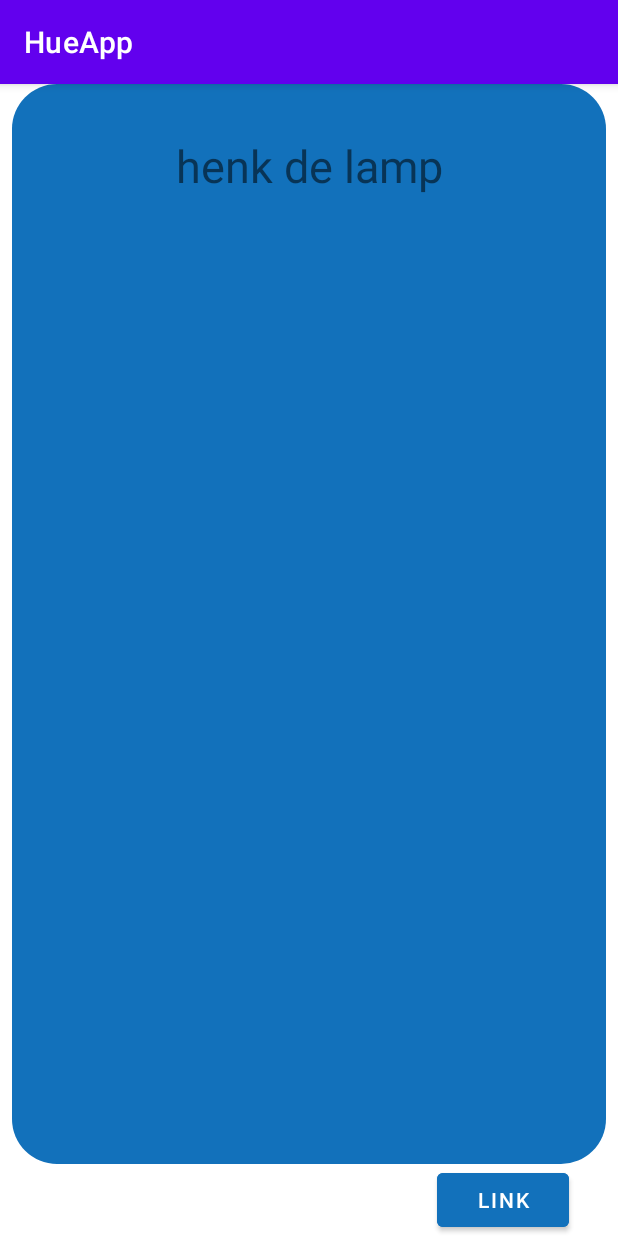
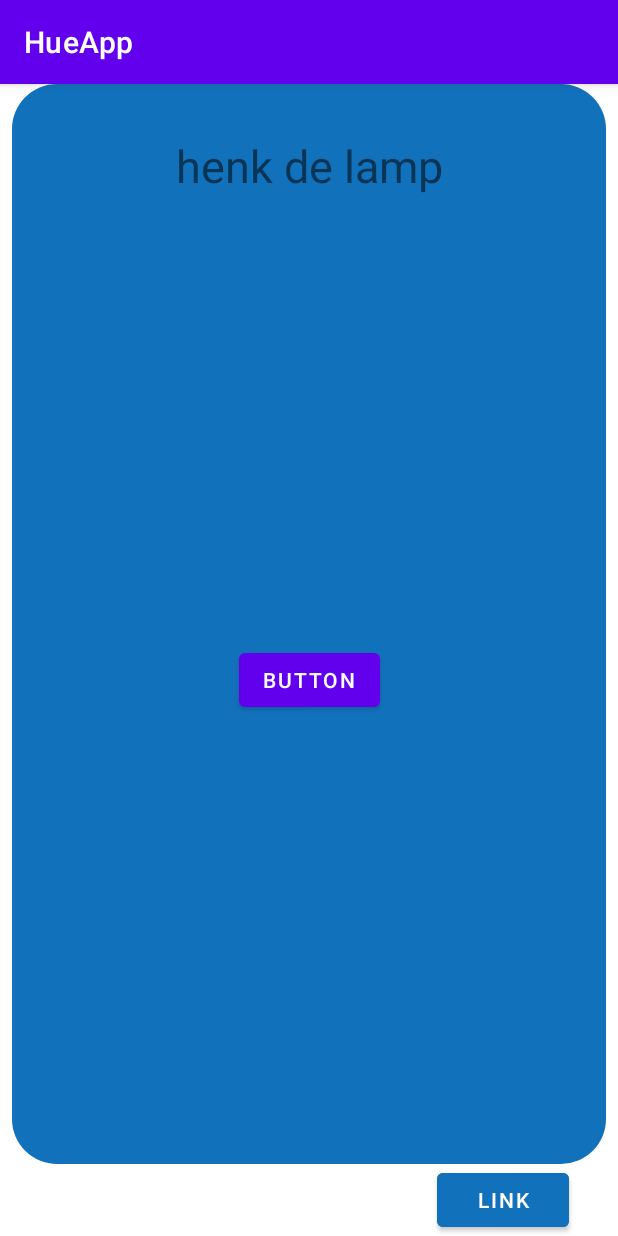
Before and after one commit to TONI330/TDMD-Opdracht-Hue-app, an Android app: the screen it shows after launch (MainActivity), after a tap on "henk de lamp", on a phone screen of 412 x 824 dp. Run offline under Robolectric (Android 15) with nearby library versions, the phone set to English and light mode, and no system bars; our stand-ins replace Volley; network calls fail.

Commit message:
git poep, shit gefixt

```diff
--- a/HueApp/app/src/main/java/com/example/hueapp/DetailFragment.java
+++ b/HueApp/app/src/main/java/com/example/hueapp/DetailFragment.java
@@ -34,8 +34,6 @@ public class DetailFragment extends Fragment {
 
     }
 
-
-
     @Override
     public void onCreate(@Nullable Bundle savedInstanceState) {
         super.onCreate(savedInstanceState);
--- a/HueApp/app/src/main/java/com/example/hueapp/HueApiManager.java
+++ b/HueApp/app/src/main/java/com/example/hueapp/HueApiManager.java
@@ -2,13 +2,14 @@ package com.example.hueapp;
 
 import android.content.Context;
 import android.util.Log;
+import android.widget.EditText;
 import android.widget.Toast;
 
 import androidx.appcompat.app.AppCompatActivity;
 import androidx.lifecycle.ViewModel;
 import androidx.lifecycle.ViewModelProvider;
 
-import com.android.volley.NetworkResponse;
+
 import com.android.volley.Request;
 import com.android.volley.RequestQueue;
 import com.android.volley.Response;
@@ -21,9 +22,6 @@ import org.json.JSONArray;
 import org.json.JSONException;
 import org.json.JSONObject;
 
-import java.util.ArrayList;
-import java.util.List;
-
 interface LightController {
     void setLight(Lamp lamp, boolean state);
 }
@@ -31,8 +29,8 @@ interface LightController {
 public class HueApiManager {
     private static final String LOGTAG = HueApiManager.class.getName();
     private static final int port = 80;
-    private static final String IP_ADDRESS = "145.49.29.206";
-    private static final String USERNAME = "c309879139eb4ff896fe0ffb26896fb";
+    private static final String IP_ADDRESS = "192.168.178.81";
+    //private static final String USERNAME = "c309879139eb4ff896fe0ffb26896fb";
 
     private String username;
 
@@ -116,7 +114,7 @@ public class HueApiManager {
     }
 
     public JsonObjectRequest setLightsRequest(Lamp lamp, boolean state) {
-        final String url = "http://" + IP_ADDRESS + "/api/" + username + "/lights/" + lamp.getName() + "/state";
+        final String url = "http://" + IP_ADDRESS + "/api/" + username + "/lights/" + lamp.getID() + "/state";
         Log.d(LOGTAG, "SetlightsUrl: " + url);
         return new JsonObjectRequest(Request.Method.PUT,
                 url,
@@ -167,11 +165,10 @@ public class HueApiManager {
                 boolean on = state.getBoolean("on");
                 mViewModel.addItem(new HueLamp(name, i + "", on, this::setLight));
                 Log.d("light", name);
-            } catch(JSONException e) {
+            } catch (JSONException e) {
                 Log.e(LOGTAG, e.getLocalizedMessage());
             }
         }
-
         for(Lamp lamp : mViewModel.getItems()) {
             Log.i(LOGTAG, lamp.toString());
         }
--- a/HueApp/app/src/main/java/com/example/hueapp/LampsViewModel.java
+++ b/HueApp/app/src/main/java/com/example/hueapp/LampsViewModel.java
@@ -25,14 +25,11 @@ public class LampsViewModel extends ViewModel implements LampRecyclerViewAdapter
         listeners.forEach(listener -> listener.onListUpdate(index));
     }
 
-    public boolean addListUpdateListener(ItemAddedListener listener)
-    {
-        if (!listeners.contains(listener)) {
-            listeners.add(listener);
+    public boolean addListUpdateListener(ItemAddedListener listener) {
+        if (!listeners.contains(listener)) { listeners.add(listener);
             return true;
-        } else {
-            return false;
         }
+        return false;
     }
 
 
@@ -55,9 +52,8 @@ public class LampsViewModel extends ViewModel implements LampRecyclerViewAdapter
             items.add(lamp);
             triggerListeners(items.size());
             return true;
-        } else {
-            return false;
         }
+        return false;
     }
 
     @Override
--- a/HueApp/app/src/main/java/com/example/hueapp/MainActivity.java
+++ b/HueApp/app/src/main/java/com/example/hueapp/MainActivity.java
@@ -26,7 +26,6 @@ public class MainActivity extends AppCompatActivity {
 
         this.apiManager = new HueApiManager(this);
         startApi();
-
 
         mViewModel = new ViewModelProvider(this).get(LampsViewModel.class);
         mViewModel.getSelected().observe(this, this::listItemPressed);
@@ -88,4 +87,8 @@ public class MainActivity extends AppCompatActivity {
     public void linkButtonPressed(View view) {
         this.apiManager.getIpAddress();
     }
+
+    public void toggleSelected(View view) {
+        this.mViewModel.getSelectedLamp().toggle();
+    }
 }
--- a/HueApp/app/src/main/res/layout/detail_fragment.xml
+++ b/HueApp/app/src/main/res/layout/detail_fragment.xml
@@ -31,4 +31,15 @@
         app:layout_constraintTop_toTopOf="@+id/imageView3"
         app:layout_constraintVertical_bias="0.050000012" />
 
+    <Button
+        android:id="@+id/button2"
+        android:layout_width="wrap_content"
+        android:layout_height="wrap_content"
+        android:text="Button"
+        app:layout_constraintBottom_toBottomOf="@+id/imageView3"
+        app:layout_constraintEnd_toEndOf="parent"
+        app:layout_constraintStart_toStartOf="parent"
+        app:layout_constraintTop_toBottomOf="@+id/basicBitch"
+        android:onClick="toggleSelected"/>
+
 </androidx.constraintlayout.widget.ConstraintLayout>
```
Also changed, not shown: HueApp/app/src/main/java/com/example/hueapp/HueLamp.java (+4 -3 lines). Lines whose indentation alone changed are shown as unchanged.
